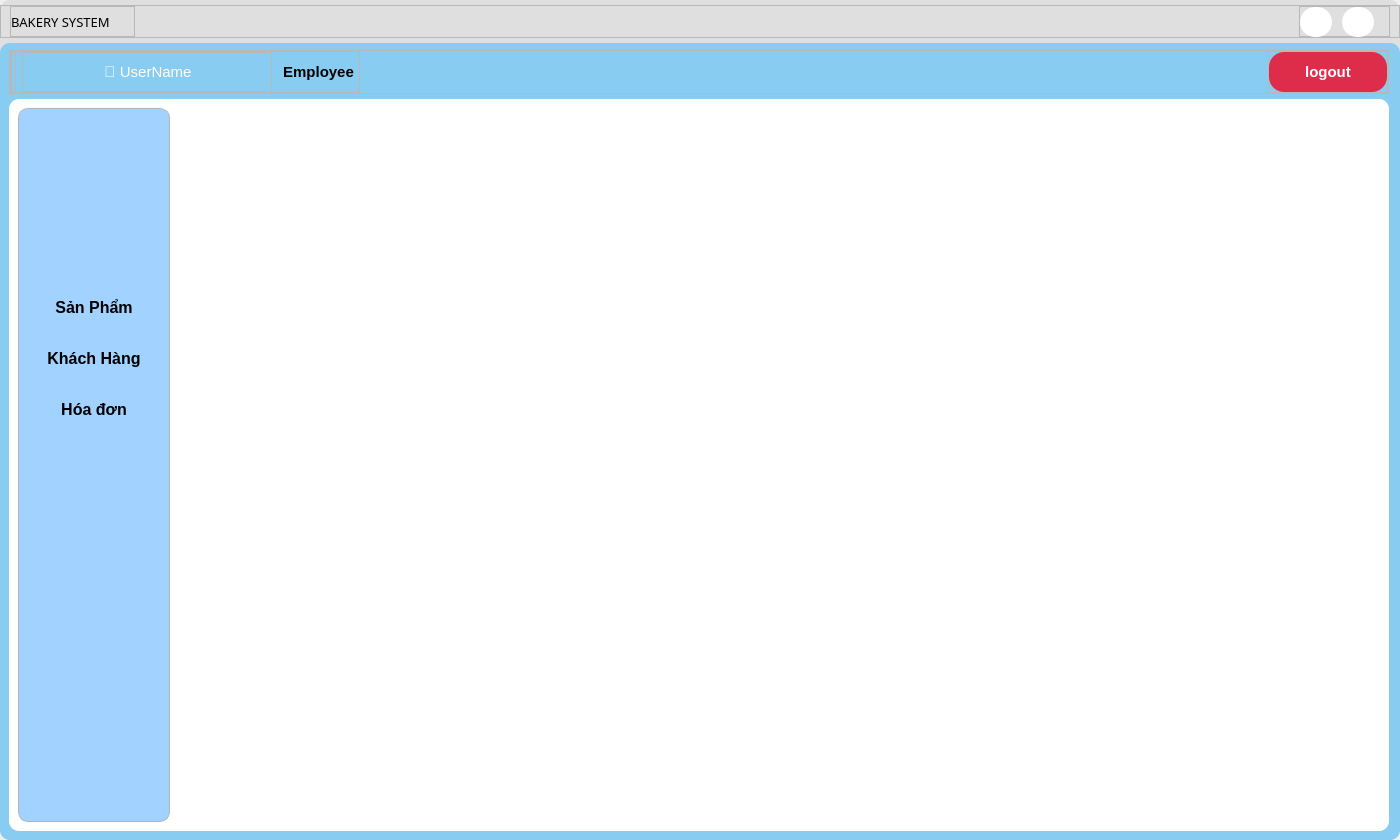
Before: the Qt Designer form UI/forms/employee/employee_main_screen.ui in yuukun123/bakery-management-system, drawn with Qt 5.
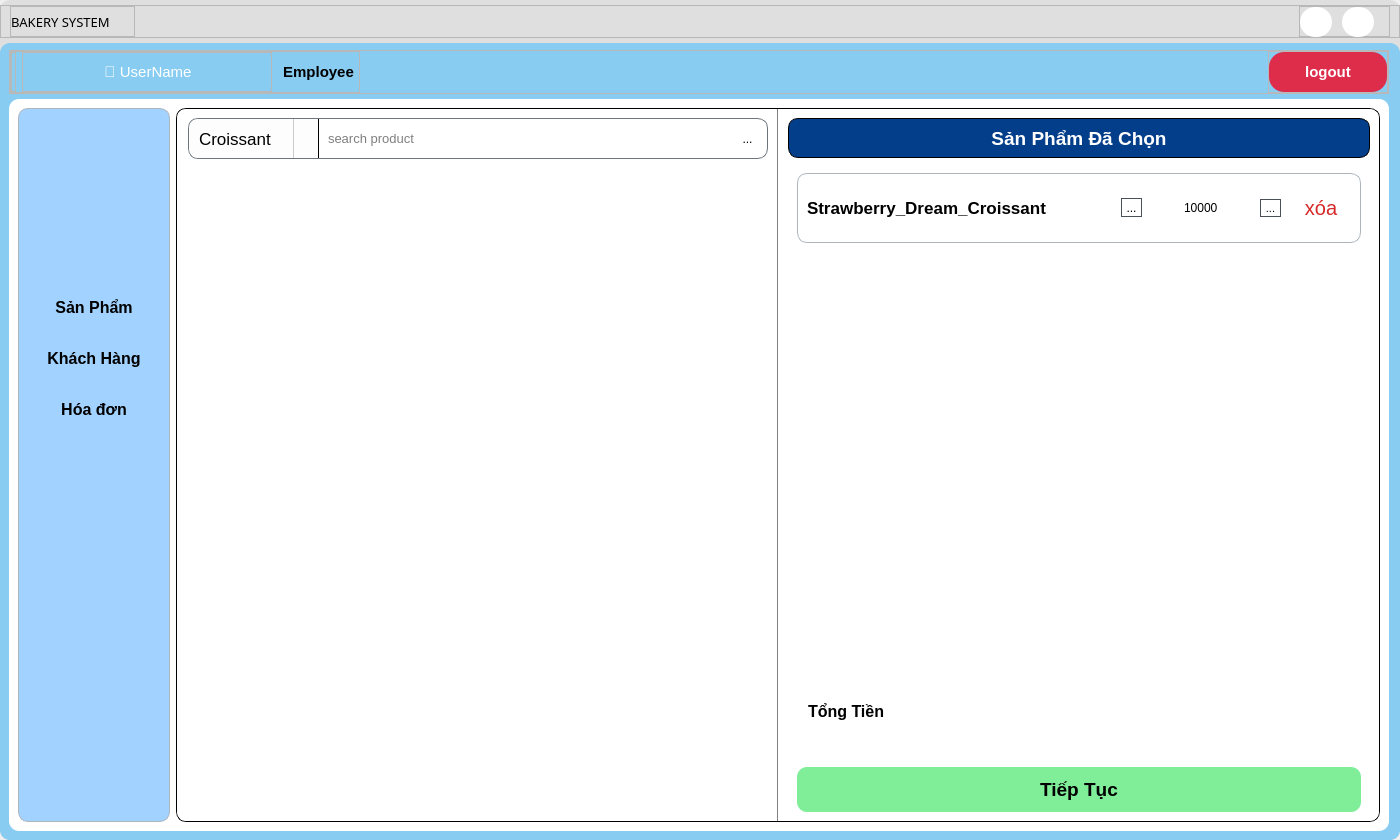
After: the same form once the commit is applied. Icons and pictures are not drawn.

Diff of the .ui file:
```diff
--- a/UI/forms/employee/employee_main_screen.ui
+++ b/UI/forms/employee/employee_main_screen.ui
@@ -882,7 +882,771 @@
                <property name="lineWidth">
                 <number>0</number>
                </property>
-               <widget class="QWidget" name="prodcut_page"/>
+               <widget class="QWidget" name="prodcut_page">
+                <layout class="QHBoxLayout" name="horizontalLayout">
+                 <property name="leftMargin">
+                  <number>0</number>
+                 </property>
+                 <property name="topMargin">
+                  <number>0</number>
+                 </property>
+                 <property name="rightMargin">
+                  <number>0</number>
+                 </property>
+                 <property name="bottomMargin">
+                  <number>0</number>
+                 </property>
+                 <item>
+                  <widget class="QStackedWidget" name="stackedWidget_2">
+                   <property name="styleSheet">
+                    <string notr="true">border: 0px solid rgb(2, 2, 2)</string>
+                   </property>
+                   <property name="currentIndex">
+                    <number>0</number>
+                   </property>
+                   <widget class="QWidget" name="product_list">
+                    <property name="styleSheet">
+                     <string notr="true">#product_list{
+border: 1px solid rgb(0, 0, 0);
+}</string>
+                    </property>
+                    <layout class="QHBoxLayout" name="horizontalLayout_5">
+                     <property name="spacing">
+                      <number>1</number>
+                     </property>
+                     <property name="leftMargin">
+                      <number>1</number>
+                     </property>
+                     <property name="topMargin">
+                      <number>1</number>
+                     </property>
+                     <property name="rightMargin">
+                      <number>1</number>
+                     </property>
+                     <property name="bottomMargin">
+                      <number>1</number>
+                     </property>
+                     <item>
+                      <widget class="QFrame" name="frame_11">
+                       <property name="styleSheet">
+                        <string notr="true">border-bottom-left-radius: 10px;
+border-top-right-radius: 0px;
+border-top-left-radius: 10px;
+border-bottom-right-radius: 0px;
+border-right: 1px solid rgb(129, 129, 129)</string>
+                       </property>
+                       <property name="frameShape">
+                        <enum>QFrame::StyledPanel</enum>
+                       </property>
+                       <property name="frameShadow">
+                        <enum>QFrame::Raised</enum>
+                       </property>
+                       <layout class="QVBoxLayout" name="verticalLayout_10">
+                        <property name="leftMargin">
+                         <number>11</number>
+                        </property>
+                        <item>
+                         <widget class="QFrame" name="frame_18">
+                          <property name="maximumSize">
+                           <size>
+                            <width>16777215</width>
+                            <height>41</height>
+                           </size>
+                          </property>
+                          <property name="styleSheet">
+                           <string notr="true">border: 1px solid #6c757d;
+border-radius: 10px</string>
+                          </property>
+                          <property name="frameShape">
+                           <enum>QFrame::StyledPanel</enum>
+                          </property>
+                          <property name="frameShadow">
+                           <enum>QFrame::Raised</enum>
+                          </property>
+                          <layout class="QHBoxLayout" name="horizontalLayout_6">
+                           <property name="spacing">
+                            <number>7</number>
+                           </property>
+                           <property name="leftMargin">
+                            <number>0</number>
+                           </property>
+                           <property name="topMargin">
+                            <number>0</number>
+                           </property>
+                           <property name="rightMargin">
+                            <number>10</number>
+                           </property>
+                           <property name="bottomMargin">
+                            <number>0</number>
+                           </property>
+                           <item>
+                            <widget class="QComboBox" name="filter_CB">
+                             <property name="minimumSize">
+                              <size>
+                               <width>130</width>
+                               <height>39</height>
+                              </size>
+                             </property>
+                             <property name="styleSheet">
+                              <string notr="true">QComboBox{
+    border-right: 1px solid rgb(0, 0, 0);      
+	border-left: none;
+	border-top: none;
+	border-bottom: none;
+    border-bottom-left-radius: 10px; 
+	border-top-left-radius: 10px;
+    border-bottom-right-radius: 0px; 
+	border-top-right-radius: 0px;	
+    padding: 6px 10px;             
+    background: #fdfdfd;           
+    font-size: 17px;
+}
+
+QComboBox:focus {
+    border-right: 1px solid rgb(0, 0, 0);      
+	border-left: none;
+	border-top: none;
+	border-bottom: none; 
+    background: #ffffff;           
+}
+
+QComboBox::drop-down {
+    subcontrol-origin: padding;
+    subcontrol-position: top right;
+    width: 24px;
+    border-left: 1px solid #ccc;
+}
+
+QComboBox::down-arrow {
+	image: url(:/UI/icons/chevron-down.svg);
+    width: 12px;
+    height: 12px;
+}
+</string>
+                             </property>
+                             <item>
+                              <property name="text">
+                               <string>Croissant</string>
+                              </property>
+                             </item>
+                             <item>
+                              <property name="text">
+                               <string>Mousse</string>
+                              </property>
+                             </item>
+                             <item>
+                              <property name="text">
+                               <string>Tart</string>
+                              </property>
+                             </item>
+                            </widget>
+                           </item>
+                           <item>
+                            <widget class="QLineEdit" name="lineEdit">
+                             <property name="minimumSize">
+                              <size>
+                               <width>0</width>
+                               <height>39</height>
+                              </size>
+                             </property>
+                             <property name="font">
+                              <font>
+                               <pointsize>10</pointsize>
+                              </font>
+                             </property>
+                             <property name="styleSheet">
+                              <string notr="true">border: none;</string>
+                             </property>
+                             <property name="placeholderText">
+                              <string>search product</string>
+                             </property>
+                            </widget>
+                           </item>
+                           <item>
+                            <widget class="QToolButton" name="toolButton">
+                             <property name="styleSheet">
+                              <string notr="true">border: none;</string>
+                             </property>
+                             <property name="text">
+                              <string>...</string>
+                             </property>
+                             <property name="icon">
+                              <iconset resource="../../../resources/resources.qrc">
+                               <normaloff>:/UI/icons/search.svg</normaloff>:/UI/icons/search.svg</iconset>
+                             </property>
+                             <property name="iconSize">
+                              <size>
+                               <width>25</width>
+                               <height>25</height>
+                              </size>
+                             </property>
+                            </widget>
+                           </item>
+                          </layout>
+                         </widget>
+                        </item>
+                        <item>
+                         <widget class="QScrollArea" name="scrollArea_2">
+                          <property name="styleSheet">
+                           <string notr="true">border: none;</string>
+                          </property>
+                          <property name="widgetResizable">
+                           <bool>true</bool>
+                          </property>
+                          <widget class="QWidget" name="scrollAreaWidgetContents_3">
+                           <property name="geometry">
+                            <rect>
+                             <x>0</x>
+                             <y>0</y>
+                             <width>562</width>
+                             <height>630</height>
+                            </rect>
+                           </property>
+                           <layout class="QHBoxLayout" name="horizontalLayout_7">
+                            <property name="leftMargin">
+                             <number>0</number>
+                            </property>
+                            <property name="topMargin">
+                             <number>0</number>
+                            </property>
+                            <property name="rightMargin">
+                             <number>0</number>
+                            </property>
+                            <property name="bottomMargin">
+                             <number>0</number>
+                            </property>
+                            <item>
+                             <widget class="QFrame" name="container_list">
+                              <property name="frameShape">
+                               <enum>QFrame::StyledPanel</enum>
+                              </property>
+                              <property name="frameShadow">
+                               <enum>QFrame::Raised</enum>
+                              </property>
+                             </widget>
+                            </item>
+                           </layout>
+                          </widget>
+                         </widget>
+                        </item>
+                       </layout>
+                      </widget>
+                     </item>
+                     <item>
+                      <widget class="QFrame" name="frame_13">
+                       <property name="frameShape">
+                        <enum>QFrame::StyledPanel</enum>
+                       </property>
+                       <property name="frameShadow">
+                        <enum>QFrame::Raised</enum>
+                       </property>
+                       <layout class="QVBoxLayout" name="verticalLayout_9">
+                        <item>
+                         <widget class="QFrame" name="frame_24">
+                          <property name="minimumSize">
+                           <size>
+                            <width>0</width>
+                            <height>40</height>
+                           </size>
+                          </property>
+                          <property name="maximumSize">
+                           <size>
+                            <width>16777215</width>
+                            <height>40</height>
+                           </size>
+                          </property>
+                          <property name="frameShape">
+                           <enum>QFrame::StyledPanel</enum>
+                          </property>
+                          <property name="frameShadow">
+                           <enum>QFrame::Raised</enum>
+                          </property>
+                          <layout class="QVBoxLayout" name="verticalLayout_14">
+                           <property name="leftMargin">
+                            <number>0</number>
+                           </property>
+                           <property name="topMargin">
+                            <number>0</number>
+                           </property>
+                           <property name="rightMargin">
+                            <number>0</number>
+                           </property>
+                           <property name="bottomMargin">
+                            <number>0</number>
+                           </property>
+                           <item>
+                            <widget class="QLabel" name="label_2">
+                             <property name="font">
+                              <font>
+                               <pointsize>14</pointsize>
+                               <weight>75</weight>
+                               <bold>true</bold>
+                              </font>
+                             </property>
+                             <property name="styleSheet">
+                              <string notr="true">border: 1px solid rgb(0, 0, 0);;
+background-color: #023e8a;
+color: rgb(255, 255, 255)</string>
+                             </property>
+                             <property name="text">
+                              <string>Sản Phẩm Đã Chọn</string>
+                             </property>
+                             <property name="alignment">
+                              <set>Qt::AlignCenter</set>
+                             </property>
+                            </widget>
+                           </item>
+                          </layout>
+                         </widget>
+                        </item>
+                        <item>
+                         <widget class="QScrollArea" name="scrollArea">
+                          <property name="sizePolicy">
+                           <sizepolicy hsizetype="Expanding" vsizetype="Preferred">
+                            <horstretch>0</horstretch>
+                            <verstretch>0</verstretch>
+                           </sizepolicy>
+                          </property>
+                          <property name="widgetResizable">
+                           <bool>true</bool>
+                          </property>
+                          <widget class="QWidget" name="scrollAreaWidgetContents_2">
+                           <property name="geometry">
+                            <rect>
+                             <x>0</x>
+                             <y>0</y>
+                             <width>577</width>
+                             <height>453</height>
+                            </rect>
+                           </property>
+                           <layout class="QVBoxLayout" name="verticalLayout_12">
+                            <property name="leftMargin">
+                             <number>0</number>
+                            </property>
+                            <property name="topMargin">
+                             <number>0</number>
+                            </property>
+                            <property name="rightMargin">
+                             <number>0</number>
+                            </property>
+                            <property name="bottomMargin">
+                             <number>0</number>
+                            </property>
+                            <item>
+                             <widget class="QFrame" name="container_choose">
+                              <property name="frameShape">
+                               <enum>QFrame::StyledPanel</enum>
+                              </property>
+                              <property name="frameShadow">
+                               <enum>QFrame::Raised</enum>
+                              </property>
+                              <layout class="QVBoxLayout" name="verticalLayout_13">
+                               <item>
+                                <widget class="QFrame" name="frame_19">
+                                 <property name="maximumSize">
+                                  <size>
+                                   <width>16777215</width>
+                                   <height>70</height>
+                                  </size>
+                                 </property>
+                                 <property name="styleSheet">
+                                  <string notr="true">border: 1px solid #adb5bd</string>
+                                 </property>
+                                 <property name="frameShape">
+                                  <enum>QFrame::StyledPanel</enum>
+                                 </property>
+                                 <property name="frameShadow">
+                                  <enum>QFrame::Raised</enum>
+                                 </property>
+                                 <layout class="QHBoxLayout" name="horizontalLayout_9">
+                                  <property name="spacing">
+                                   <number>10</number>
+                                  </property>
+                                  <property name="topMargin">
+                                   <number>0</number>
+                                  </property>
+                                  <property name="bottomMargin">
+                                   <number>0</number>
+                                  </property>
+                                  <item>
+                                   <widget class="QLabel" name="label_4">
+                                    <property name="maximumSize">
+                                     <size>
+                                      <width>16777215</width>
+                                      <height>40</height>
+                                     </size>
+                                    </property>
+                                    <property name="font">
+                                     <font>
+                                      <pointsize>13</pointsize>
+                                      <weight>75</weight>
+                                      <bold>true</bold>
+                                     </font>
+                                    </property>
+                                    <property name="styleSheet">
+                                     <string notr="true">border: none;</string>
+                                    </property>
+                                    <property name="text">
+                                     <string>Strawberry_Dream_Croissant</string>
+                                    </property>
+                                   </widget>
+                                  </item>
+                                  <item>
+                                   <widget class="QFrame" name="frame_25">
+                                    <property name="maximumSize">
+                                     <size>
+                                      <width>160</width>
+                                      <height>16777215</height>
+                                     </size>
+                                    </property>
+                                    <property name="font">
+                                     <font>
+                                      <pointsize>9</pointsize>
+                                     </font>
+                                    </property>
+                                    <property name="styleSheet">
+                                     <string notr="true">border: none;</string>
+                                    </property>
+                                    <property name="frameShape">
+                                     <enum>QFrame::StyledPanel</enum>
+                                    </property>
+                                    <property name="frameShadow">
+                                     <enum>QFrame::Raised</enum>
+                                    </property>
+                                    <layout class="QHBoxLayout" name="horizontalLayout_10">
+                                     <property name="spacing">
+                                      <number>11</number>
+                                     </property>
+                                     <property name="leftMargin">
+                                      <number>0</number>
+                                     </property>
+                                     <property name="topMargin">
+                                      <number>0</number>
+                                     </property>
+                                     <property name="rightMargin">
+                                      <number>0</number>
+                                     </property>
+                                     <property name="bottomMargin">
+                                      <number>0</number>
+                                     </property>
+                                     <item>
+                                      <widget class="QToolButton" name="toolButton_2">
+                                       <property name="cursor">
+                                        <cursorShape>PointingHandCursor</cursorShape>
+                                       </property>
+                                       <property name="styleSheet">
+                                        <string notr="true">border-radius: 15px;
+border: 1px solid #495057;</string>
+                                       </property>
+                                       <property name="text">
+                                        <string>...</string>
+                                       </property>
+                                       <property name="icon">
+                                        <iconset resource="../../../resources/resources.qrc">
+                                         <normaloff>:/UI/icons/minus.svg</normaloff>:/UI/icons/minus.svg</iconset>
+                                       </property>
+                                       <property name="iconSize">
+                                        <size>
+                                         <width>25</width>
+                                         <height>25</height>
+                                        </size>
+                                       </property>
+                                      </widget>
+                                     </item>
+                                     <item>
+                                      <widget class="QLineEdit" name="lineEdit_2">
+                                       <property name="sizePolicy">
+                                        <sizepolicy hsizetype="Expanding" vsizetype="Preferred">
+                                         <horstretch>0</horstretch>
+                                         <verstretch>0</verstretch>
+                                        </sizepolicy>
+                                       </property>
+                                       <property name="maximumSize">
+                                        <size>
+                                         <width>16777215</width>
+                                         <height>50</height>
+                                        </size>
+                                       </property>
+                                       <property name="font">
+                                        <font>
+                                         <pointsize>9</pointsize>
+                                        </font>
+                                       </property>
+                                       <property name="text">
+                                        <string>10000</string>
+                                       </property>
+                                       <property name="alignment">
+                                        <set>Qt::AlignCenter</set>
+                                       </property>
+                                      </widget>
+                                     </item>
+                                     <item>
+                                      <widget class="QToolButton" name="toolButton_3">
+                                       <property name="font">
+                                        <font>
+                                         <pointsize>8</pointsize>
+                                        </font>
+                                       </property>
+                                       <property name="cursor">
+                                        <cursorShape>PointingHandCursor</cursorShape>
+                                       </property>
+                                       <property name="styleSheet">
+                                        <string notr="true">border-radius: 15px;
+border: 1px solid #495057;</string>
+                                       </property>
+                                       <property name="text">
+                                        <string>...</string>
+                                       </property>
+                                       <property name="icon">
+                                        <iconset resource="../../../resources/resources.qrc">
+                                         <normaloff>:/UI/icons/plus.svg</normaloff>:/UI/icons/plus.svg</iconset>
+                                       </property>
+                                       <property name="iconSize">
+                                        <size>
+                                         <width>25</width>
+                                         <height>25</height>
+                                        </size>
+                                       </property>
+                                      </widget>
+                                     </item>
+                                    </layout>
+                                   </widget>
+                                  </item>
+                                  <item>
+                                   <widget class="QToolButton" name="delete_btn">
+                                    <property name="minimumSize">
+                                     <size>
+                                      <width>60</width>
+                                      <height>60</height>
+                                     </size>
+                                    </property>
+                                    <property name="font">
+                                     <font>
+                                      <pointsize>15</pointsize>
+                                     </font>
+                                    </property>
+                                    <property name="styleSheet">
+                                     <string notr="true">#delete_btn{
+border: none;
+color: #d62828;
+}</string>
+                                    </property>
+                                    <property name="text">
+                                     <string>xóa</string>
+                                    </property>
+                                   </widget>
+                                  </item>
+                                 </layout>
+                                </widget>
+                               </item>
+                               <item>
+                                <widget class="QFrame" name="frame_23">
+                                 <property name="frameShape">
+                                  <enum>QFrame::StyledPanel</enum>
+                                 </property>
+                                 <property name="frameShadow">
+                                  <enum>QFrame::Raised</enum>
+                                 </property>
+                                </widget>
+                               </item>
+                               <item>
+                                <widget class="QFrame" name="frame_20">
+                                 <property name="frameShape">
+                                  <enum>QFrame::StyledPanel</enum>
+                                 </property>
+                                 <property name="frameShadow">
+                                  <enum>QFrame::Raised</enum>
+                                 </property>
+                                </widget>
+                               </item>
+                               <item>
+                                <widget class="QFrame" name="frame_21">
+                                 <property name="frameShape">
+                                  <enum>QFrame::StyledPanel</enum>
+                                 </property>
+                                 <property name="frameShadow">
+                                  <enum>QFrame::Raised</enum>
+                                 </property>
+                                </widget>
+                               </item>
+                               <item>
+                                <widget class="QFrame" name="frame_22">
+                                 <property name="frameShape">
+                                  <enum>QFrame::StyledPanel</enum>
+                                 </property>
+                                 <property name="frameShadow">
+                                  <enum>QFrame::Raised</enum>
+                                 </property>
+                                </widget>
+                               </item>
+                              </layout>
+                             </widget>
+                            </item>
+                           </layout>
+                          </widget>
+                         </widget>
+                        </item>
+                        <item>
+                         <widget class="QFrame" name="frame_17">
+                          <property name="sizePolicy">
+                           <sizepolicy hsizetype="Preferred" vsizetype="Preferred">
+                            <horstretch>0</horstretch>
+                            <verstretch>0</verstretch>
+                           </sizepolicy>
+                          </property>
+                          <property name="minimumSize">
+                           <size>
+                            <width>0</width>
+                            <height>40</height>
+                           </size>
+                          </property>
+                          <property name="maximumSize">
+                           <size>
+                            <width>16777215</width>
+                            <height>150</height>
+                           </size>
+                          </property>
+                          <property name="frameShape">
+                           <enum>QFrame::StyledPanel</enum>
+                          </property>
+                          <property name="frameShadow">
+                           <enum>QFrame::Raised</enum>
+                          </property>
+                          <layout class="QVBoxLayout" name="verticalLayout_11">
+                           <property name="topMargin">
+                            <number>0</number>
+                           </property>
+                           <property name="bottomMargin">
+                            <number>0</number>
+                           </property>
+                           <item>
+                            <widget class="QFrame" name="frame_16">
+                             <property name="font">
+                              <font>
+                               <pointsize>13</pointsize>
+                              </font>
+                             </property>
+                             <property name="frameShape">
+                              <enum>QFrame::StyledPanel</enum>
+                             </property>
+                             <property name="frameShadow">
+                              <enum>QFrame::Raised</enum>
+                             </property>
+                             <layout class="QHBoxLayout" name="horizontalLayout_8">
+                              <property name="leftMargin">
+                               <number>11</number>
+                              </property>
+                              <item alignment="Qt::AlignLeft">
+                               <widget class="QLabel" name="label">
+                                <property name="sizePolicy">
+                                 <sizepolicy hsizetype="Preferred" vsizetype="Fixed">
+                                  <horstretch>0</horstretch>
+                                  <verstretch>0</verstretch>
+                                 </sizepolicy>
+                                </property>
+                                <property name="minimumSize">
+                                 <size>
+                                  <width>0</width>
+                                  <height>50</height>
+                                 </size>
+                                </property>
+                                <property name="font">
+                                 <font>
+                                  <pointsize>12</pointsize>
+                                  <weight>75</weight>
+                                  <bold>true</bold>
+                                 </font>
+                                </property>
+                                <property name="text">
+                                 <string>Tổng Tiền</string>
+                                </property>
+                               </widget>
+                              </item>
+                              <item>
+                               <widget class="QLabel" name="total">
+                                <property name="sizePolicy">
+                                 <sizepolicy hsizetype="Preferred" vsizetype="Fixed">
+                                  <horstretch>0</horstretch>
+                                  <verstretch>0</verstretch>
+                                 </sizepolicy>
+                                </property>
+                                <property name="minimumSize">
+                                 <size>
+                                  <width>0</width>
+                                  <height>50</height>
+                                 </size>
+                                </property>
+                                <property name="font">
+                                 <font>
+                                  <pointsize>13</pointsize>
+                                 </font>
+                                </property>
+                                <property name="styleSheet">
+                                 <string notr="true">#total{
+	color: #d62828;
+}</string>
+                                </property>
+                                <property name="text">
+                                 <string/>
+                                </property>
+                                <property name="alignment">
+                                 <set>Qt::AlignRight|Qt::AlignTrailing|Qt::AlignVCenter</set>
+                                </property>
+                               </widget>
+                              </item>
+                             </layout>
+                            </widget>
+                           </item>
+                           <item>
+                            <widget class="QToolButton" name="continue_btn">
+                             <property name="sizePolicy">
+                              <sizepolicy hsizetype="Preferred" vsizetype="Fixed">
+                               <horstretch>0</horstretch>
+                               <verstretch>0</verstretch>
+                              </sizepolicy>
+                             </property>
+                             <property name="minimumSize">
+                              <size>
+                               <width>0</width>
+                               <height>45</height>
+                              </size>
+                             </property>
+                             <property name="font">
+                              <font>
+                               <pointsize>14</pointsize>
+                               <weight>75</weight>
+                               <bold>true</bold>
+                              </font>
+                             </property>
+                             <property name="styleSheet">
+                              <string notr="true">#continue_btn{
+	background-color: #80ed99;
+	
+}
+
+#continue_btn:hover{
+	background-color: #6c757d;
+	color: rgb(255, 255, 255)
+}</string>
+                             </property>
+                             <property name="text">
+                              <string>Tiếp Tục</string>
+                             </property>
+                            </widget>
+                           </item>
+                          </layout>
+                         </widget>
+                        </item>
+                       </layout>
+                      </widget>
+                     </item>
+                    </layout>
+                   </widget>
+                   <widget class="QWidget" name="page_2"/>
+                  </widget>
+                 </item>
+                </layout>
+               </widget>
                <widget class="QWidget" name="customer_page"/>
                <widget class="QWidget" name="invoice_page"/>
               </widget>
```
Left out of the diff: 4 changed lines with no effect on the pictures.
